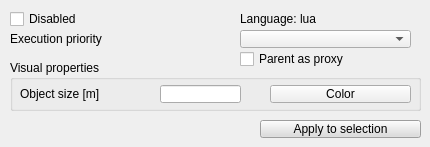
Before: the Qt Designer form ui/qdlgscripts.ui in CoppeliaRobotics/coppeliaSimLib, drawn with Qt 5.
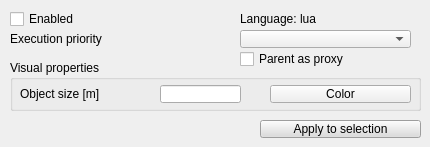
After: the same form once the commit is applied.

The edit to the form file:
```diff
--- a/ui/qdlgscripts.ui
+++ b/ui/qdlgscripts.ui
@@ -568,7 +568,7 @@
     <enum>Qt::StrongFocus</enum>
    </property>
    <property name="text">
-    <string>Disabled</string>
+    <string>Enabled</string>
    </property>
   </widget>
   <widget class="QLabel" name="qqLang">
```
Left out of the diff: 6 changed lines with no effect on the pictures.
